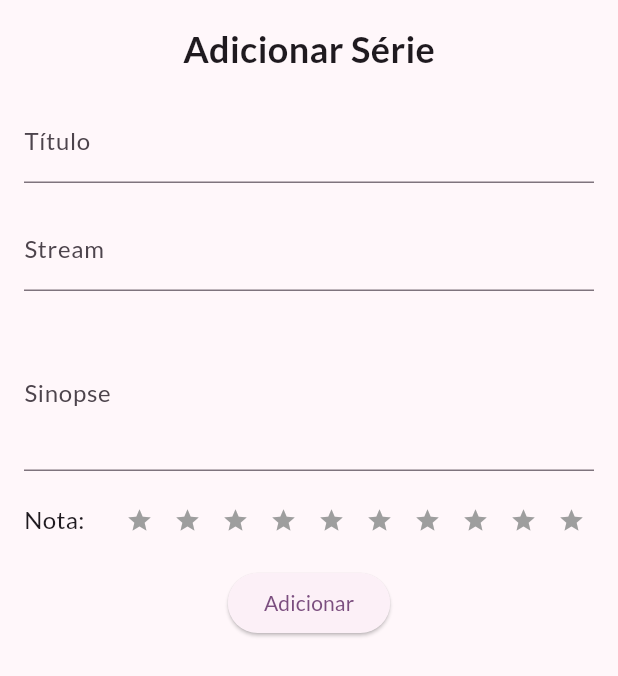
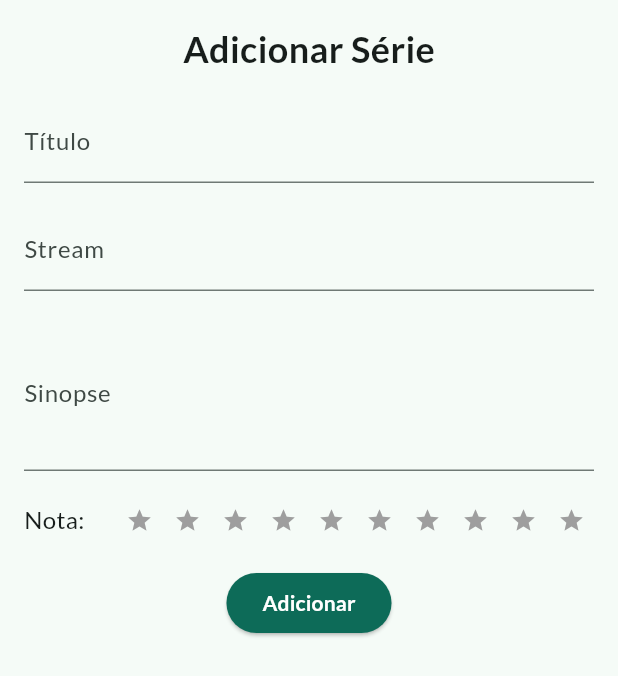
Before and after one commit to danegreice/CapacitacaoMobileVenturus, a Flutter app: the AddTvShowScreen widget shown alone on an empty page, opened directly with empty values, on a phone screen of 412 x 824 dp. Shown: the top 676 px of the screen. Run offline on Flutter 3.47's test engine with Material 3 defaults, Android fonts, the phone set to English and light mode, and no system bars; our stand-ins replace google_fonts, logger; missing offline and left inert: mobile_scanner; network calls fail.

Commit message:
ajustando botao adicionar

```diff
--- a/aplicativo_series/lib/add_tv_show_screen.dart
+++ b/aplicativo_series/lib/add_tv_show_screen.dart
@@ -104,7 +104,14 @@ class _AddTvShowScreenState extends State<AddTvShowScreen> {
                       widget.switchScreen(0);
                     }
                   },
-                  child: Text('Adicionar'),
+                  style: ElevatedButton.styleFrom(
+                    backgroundColor: Theme.of(context).colorScheme.primary,
+                    foregroundColor: Theme.of(context).colorScheme.onPrimary,
+                  ),
+                  child: Text(
+                    'Adicionar',
+                    style: TextStyle(fontWeight: FontWeight.bold),
+                  ),
                 ),
               ],
             ),
--- a/aplicativo_series/lib/main.dart
+++ b/aplicativo_series/lib/main.dart
@@ -63,7 +63,7 @@ class _MainAppState extends State<MainApp> {
 
   @override
   Widget build(BuildContext context) {
-    var color = Colors.purple;
+    var color = Colors.tealAccent;
 
     var colorScheme = ColorScheme.fromSeed(
       seedColor: color,
```
